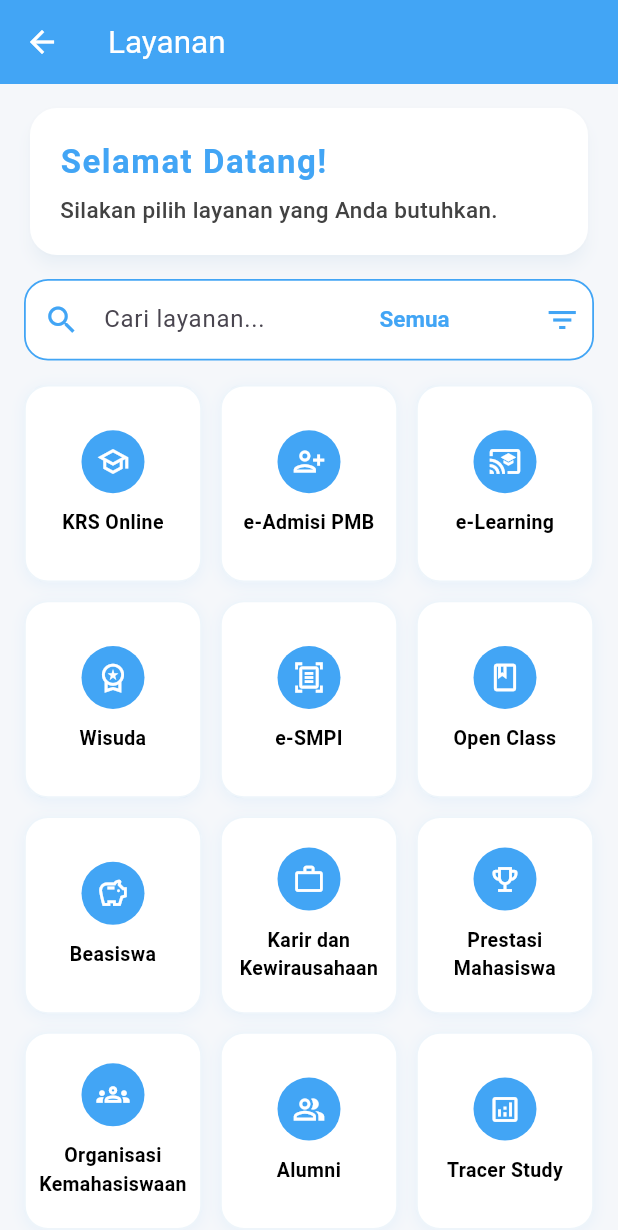
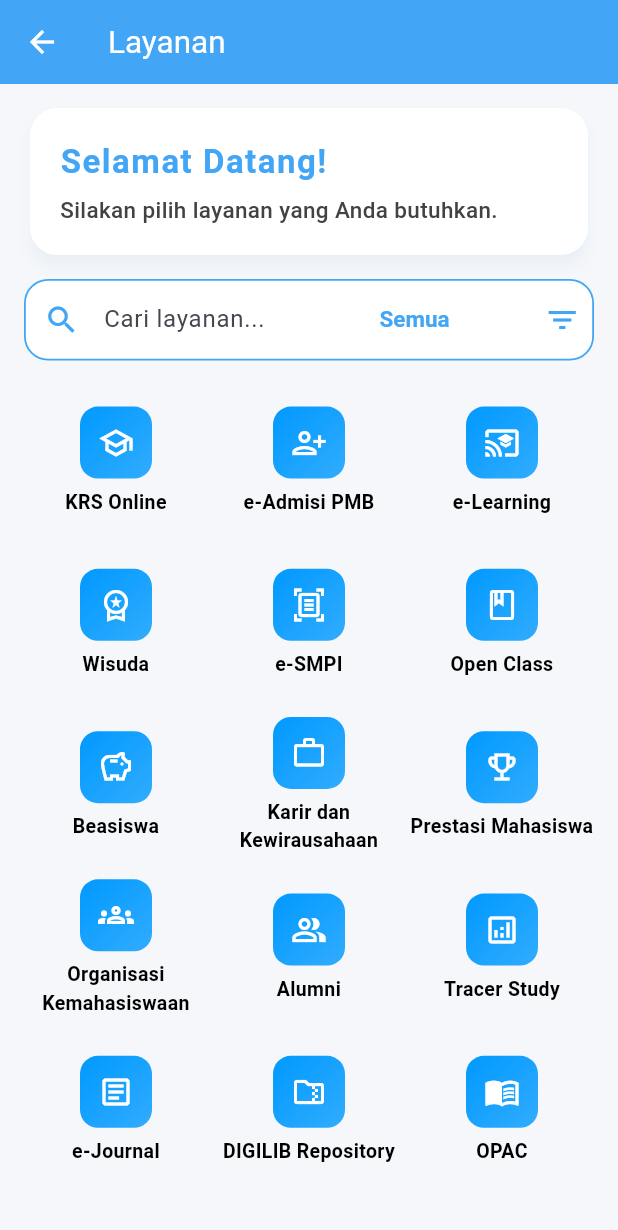
Before and after one commit to Ivan8Conan/Pandu_ISI, a Flutter app: the screen it shows after launch, after a tap on "Layanan", on a phone screen of 412 x 824 dp. Shown: the top 1230 px of the screen. Run offline on Flutter 3.47's test engine with Material 3 defaults, Android fonts, the light colour scheme and no system bars.

Commit message:
Update HomePage & LayananPage UI

```diff
--- a/lib/page/homepage.dart
+++ b/lib/page/homepage.dart
@@ -309,7 +309,7 @@ class _HomeMenuGrid extends StatelessWidget {
               crossAxisCount: 3,
               crossAxisSpacing: 3,
               mainAxisSpacing: 3,
-              childAspectRatio: 1.0,
+              childAspectRatio: 1.2,
             ),
             itemCount: menuItems.length,
             itemBuilder: (context, index) {
@@ -459,7 +459,6 @@ Widget _buildSinglePromoBanner(BuildContext context, Map<String, dynamic> banner
                     children: [
                       ElevatedButton(
                         onPressed: () {
-                          // TODO: Tambahkan aksi untuk tombol banner
                         },
                         style: ElevatedButton.styleFrom(
                           backgroundColor: bannerData['accentColor'],
--- a/lib/page/layananpage.dart
+++ b/lib/page/layananpage.dart
@@ -8,7 +8,8 @@ class ServiceItem {
   final IconData icon;
   final String title;
   final String url;
-  const ServiceItem({required this.icon, required this.title, required this.url});
+  final Color color;
+  const ServiceItem({required this.icon, required this.title, required this.url, required this.color});
 }
 
 class LayananPage extends StatefulWidget {
@@ -20,27 +21,27 @@ class LayananPage extends StatefulWidget {
 
 class _LayananPageState extends State<LayananPage> {
   static const List<ServiceItem> layananPendidikan = [
-    ServiceItem(icon: Icons.school_outlined, title: 'KRS Online', url: 'https://siak.isi.ac.id/'),
-    ServiceItem(icon: Icons.person_add_alt_1_outlined, title: 'e-Admisi PMB', url: 'https://espmi.isi.ac.id/'),
-    ServiceItem(icon: Icons.cast_for_education_outlined, title: 'e-Learning', url: 'https://elearning.isi.ac.id/'),
-    ServiceItem(icon: Icons.workspace_premium_outlined, title: 'Wisuda', url: 'https://wisuda.isi.ac.id/'),
-    ServiceItem(icon: Icons.document_scanner_outlined, title: 'e-SMPI', url: 'https://espmi.isi.ac.id/'),
-    ServiceItem(icon: Icons.class_outlined, title: 'Open Class', url: 'https://openclass.isi.ac.id/'),
+    ServiceItem(icon: Icons.school_outlined, title: 'KRS Online', url: 'https://siak.isi.ac.id/', color: Color(0xFF0099FF)),
+    ServiceItem(icon: Icons.person_add_alt_1_outlined, title: 'e-Admisi PMB', url: 'https://espmi.isi.ac.id/', color: Color(0xFF0099FF)),
+    ServiceItem(icon: Icons.cast_for_education_outlined, title: 'e-Learning', url: 'https://elearning.isi.ac.id/', color: Color(0xFF0099FF)),
+    ServiceItem(icon: Icons.workspace_premium_outlined, title: 'Wisuda', url: 'https://wisuda.isi.ac.id/', color: Color(0xFF0099FF)),
+    ServiceItem(icon: Icons.document_scanner_outlined, title: 'e-SMPI', url: 'https://espmi.isi.ac.id/', color: Color(0xFF0099FF)),
+    ServiceItem(icon: Icons.class_outlined, title: 'Open Class', url: 'https://openclass.isi.ac.id/', color: Color(0xFF0099FF)),
   ];
 
   static const List<ServiceItem> layananMahasiswa = [
-    ServiceItem(icon: Icons.savings_outlined, title: 'Beasiswa', url: 'https://www.isi.ac.id/pendidikan/student-services/scholarship/'),
-    ServiceItem(icon: Icons.work_outline, title: 'Karir dan Kewirausahaan', url: 'https://ppkk.isi.ac.id/'),
-    ServiceItem(icon: Icons.emoji_events_outlined, title: 'Prestasi Mahasiswa', url: 'https://www.isi.ac.id/pendidikan/student-services/student-achievement/'),
-    ServiceItem(icon: Icons.groups_outlined, title: 'Organisasi Kemahasiswaan', url: 'https://www.isi.ac.id/pendidikan/student-services/student-organizations/'),
-    ServiceItem(icon: Icons.people_alt_outlined, title: 'Alumni', url: 'https://www.isi.ac.id/pendidikan/student-services/alumni/'),
-    ServiceItem(icon: Icons.analytics_outlined, title: 'Tracer Study', url: 'https://tracerstudy.kemdikbud.go.id/'),
+    ServiceItem(icon: Icons.savings_outlined, title: 'Beasiswa', url: 'https://www.isi.ac.id/pendidikan/student-services/scholarship/', color: Color(0xFF0099FF)),
+    ServiceItem(icon: Icons.work_outline, title: 'Karir dan Kewirausahaan', url: 'https://ppkk.isi.ac.id/', color: Color(0xFF0099FF)),
+    ServiceItem(icon: Icons.emoji_events_outlined, title: 'Prestasi Mahasiswa', url: 'https://www.isi.ac.id/pendidikan/student-services/student-achievement/', color: Color(0xFF0099FF)),
+    ServiceItem(icon: Icons.groups_outlined, title: 'Organisasi Kemahasiswaan', url: 'https://www.isi.ac.id/pendidikan/student-services/student-organizations/', color: Color(0xFF0099FF)),
+    ServiceItem(icon: Icons.people_alt_outlined, title: 'Alumni', url: 'https://www.isi.ac.id/pendidikan/student-services/alumni/', color: Color(0xFF0099FF)),
+    ServiceItem(icon: Icons.analytics_outlined, title: 'Tracer Study', url: 'https://tracerstudy.kemdikbud.go.id/', color: Color(0xFF0099FF)),
   ];
 
   static const List<ServiceItem> layananPerpustakaan = [
-    ServiceItem(icon: Icons.article_outlined, title: 'e-Journal', url: 'https://journal.isi.ac.id/'),
-    ServiceItem(icon: Icons.folder_zip_outlined, title: 'DIGILIB Repository', url: 'https://digilib.isi.ac.id/'),
-    ServiceItem(icon: Icons.menu_book_outlined, title: 'OPAC', url: 'https://opac.isi.ac.id/#gsc.tab=0'),
+    ServiceItem(icon: Icons.article_outlined, title: 'e-Journal', url: 'https://journal.isi.ac.id/', color: Color(0xFF0099FF)),
+    ServiceItem(icon: Icons.folder_zip_outlined, title: 'DIGILIB Repository', url: 'https://digilib.isi.ac.id/', color: Color(0xFF0099FF)),
+    ServiceItem(icon: Icons.menu_book_outlined, title: 'OPAC', url: 'https://opac.isi.ac.id/#gsc.tab=0', color: Color(0xFF0099FF)),
   ];
 
   final TextEditingController _searchController = TextEditingController();
@@ -226,9 +227,9 @@ class _LayananPageState extends State<LayananPage> {
                   physics: const NeverScrollableScrollPhysics(),
                   gridDelegate: const SliverGridDelegateWithFixedCrossAxisCount(
                     crossAxisCount: 3,
-                    crossAxisSpacing: 12,
-                    mainAxisSpacing: 12,
-                    childAspectRatio: 0.9,
+                    crossAxisSpacing: 6,
+                    mainAxisSpacing: 6,
+                    childAspectRatio: 1.2,
                   ),
                   itemCount: _filteredList.length,
                   itemBuilder: (context, index) {
@@ -272,39 +273,32 @@ class _LayananPageState extends State<LayananPage> {
             }
           },
           borderRadius: BorderRadius.circular(16),
-          splashColor: const Color(0xFF42A5F5),
+          splashColor: item.color.withOpacity(0.3),
           child: Container(
-            decoration: BoxDecoration(
-              color: Colors.white,
-              borderRadius: BorderRadius.circular(16),
-              border: Border.all(
-                color: const Color.fromARGB(255, 159, 198, 230).withOpacity(0.18),
-                width: 1.2,
-              ),
-              boxShadow: [
-                BoxShadow(
-                  color: const Color(0xFF42A5F5).withOpacity(0.08),
-                  blurRadius: 8,
-                  offset: const Offset(0, 2),
-                ),
-              ],
-            ),
             child: Column(
               mainAxisAlignment: MainAxisAlignment.center,
               children: [
                 Container(
-                  padding: const EdgeInsets.all(10),
-                  decoration: const BoxDecoration(
-                    color: Color(0xFF42A5F5),
-                    shape: BoxShape.circle,
+                  width: 48,
+                  height: 48,
+                  decoration: BoxDecoration(
+                    gradient: LinearGradient(
+                      begin: Alignment.topLeft,
+                      end: Alignment.bottomRight,
+                      colors: [
+                        item.color,
+                        item.color.withOpacity(0.8),
+                      ],
+                    ),
+                    borderRadius: BorderRadius.circular(12),
                   ),
                   child: Icon(
                     item.icon,
-                    size: 22,
+                    size: 24,
                     color: Colors.white,
                   ),
                 ),
-                const SizedBox(height: 10),
+                const SizedBox(height: 6),
                 Text(
                   item.title,
                   textAlign: TextAlign.center,
--- a/lib/page/tentangpage.dart
+++ b/lib/page/tentangpage.dart
@@ -12,8 +12,8 @@ class TentangPage extends StatelessWidget {
     {'title': 'Statuta', 'icon': Icons.gavel_outlined, 'color': Color(0xFF6699FF)},
     {'title': 'Renstra', 'icon': Icons.assessment_outlined, 'color': Color(0xFFFF6B9D)},
     {'title': 'OTK', 'icon': Icons.architecture_outlined, 'color': Color(0xFF9C27B0)},
-    {'title': 'Perjanjian Kinerja Rektor', 'icon': Icons.assignment_turned_in_outlined, 'color': Color(0xFF42A5F5)},
-    {'title': 'Laporan Kinerja', 'icon': Icons.receipt_long_outlined, 'color': Color(0xFF0088EE)},
+    {'title': 'Perjanjian Kinerja Rektor', 'icon': Icons.assignment_turned_in_outlined, 'color': Color.fromARGB(255, 145, 96, 48)},
+    {'title': 'Laporan Kinerja', 'icon': Icons.receipt_long_outlined, 'color': Color(0xFFFFCC00)},
   ];
 
   // Fungsi helper untuk membuka URL di browser eksternal
```
